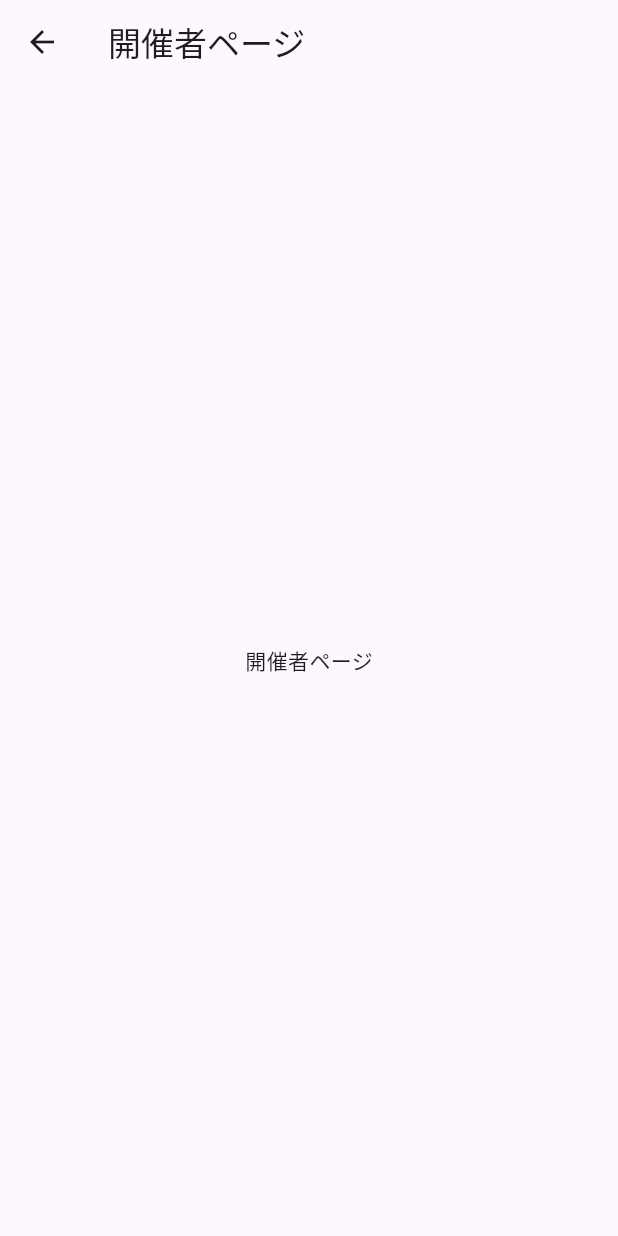
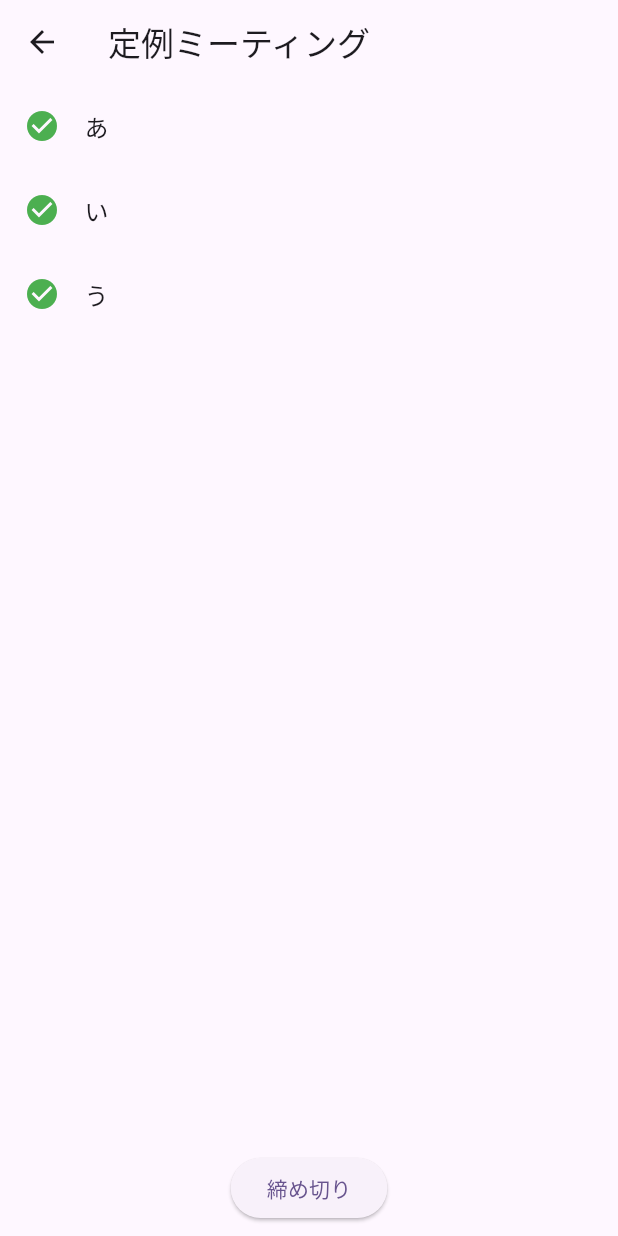
Before and after one commit to Conan-Wen/attendance_app, a Flutter app: the screen it shows after launch, after a tap on "開催者ページ", on a phone screen of 412 x 824 dp. Run offline on Flutter 3.47's test engine with Material 3 defaults, Android fonts, the phone set to English and light mode, and no system bars; our stand-ins replace device_info_plus, flutter_styled_toast; missing offline and left inert: flutter_nearby_connections; statements that could not run were skipped.

Commit message:
copy Shimons's code

```diff
--- a/lib/HostPage/main.dart
+++ b/lib/HostPage/main.dart
@@ -1,18 +1,171 @@
 import 'package:flutter/material.dart';
+import 'dart:async';
+import 'dart:convert';
+import 'dart:io';
+import 'package:device_info_plus/device_info_plus.dart';
+import 'package:flutter_styled_toast/flutter_styled_toast.dart';
+import 'package:flutter_nearby_connections/flutter_nearby_connections.dart';
 
-class HostPage extends StatelessWidget {
-  const HostPage({Key? key}) : super(key: key);
+class HostPage extends StatefulWidget {
+  final String conferenceName;
+  final List<String> participants;
+
+  const HostPage(
+      {super.key, required this.conferenceName, required this.participants});
+
+  @override
+  _HostPageState createState() => _HostPageState();
+}
+
+class _HostPageState extends State<HostPage> {
+  IconData statusIcon = Icons.check_circle;
+  Color iconColor = Colors.green;
+  List<Device> devices = [];
+  List<Device> connectedDevices = [];
+  late NearbyService nearbyService;
+  late StreamSubscription subscription;
+  late StreamSubscription receivedDataSubscription;
+
+  void _changeStatusIcon(index) {
+    setState(() {
+      if (statusIcon == Icons.highlight_off) {
+        statusIcon = Icons.check_circle_outline;
+        iconColor = Colors.green;
+      } else {
+        statusIcon = Icons.highlight_off;
+        iconColor = Colors.red;
+      }
+    });
+  }
+
+  void _registerAttendance(name, deviceId) {
+    // 出席登録の処理
+    // nameのstringがconferenceNameの中に含まれているか確認してインデックスを抽出
+    // participantsのインデックスを抽出して、そのインデックスのstatusIconを変更する
+    // nameがconferenceNameの中に含まれているか確認してインデックスを抽出
+
+    // final myController = TextEditingController();
+    int index = widget.conferenceName.indexOf(name);
+    _changeStatusIcon(index);
+    // // 出席完了メッセージを送信
+    nearbyService.sendMessage(deviceId, "出席完了");
+    // // 接続を切る
+    nearbyService.disconnectPeer(deviceID: deviceId);
+  }
+
+  void _aggregateAttendanceData() {
+    setState(() {
+      //出席情報集計処理
+      // bluetooth待ち解除
+      // nearbyService.stopAdvertisingPeer();
+      //集計結果画面遷移？？
+    });
+  }
+
+  @override
+  void initState() {
+    super.initState();
+    init();
+  }
+
+  @override
+  void dispose() {
+    subscription.cancel();
+    receivedDataSubscription.cancel();
+    nearbyService.stopBrowsingForPeers();
+    nearbyService.stopAdvertisingPeer();
+    super.dispose();
+  }
 
   @override
   Widget build(BuildContext context) {
     // TODO: implement build
     return Scaffold(
       appBar: AppBar(
-        title: const Text('開催者ページ'),
+        title: Text(widget.conferenceName),
       ),
-      body: const Center(
-        child: Text('開催者ページ'),
+      body: Column(
+        children: [
+          Expanded(
+            child: ListView.builder(
+              itemCount: widget.participants.length,
+              itemBuilder: (context, index) {
+                return ListTile(
+                  leading: Icon(statusIcon, color: iconColor),
+                  title: Text(widget.participants[index]),
+                );
+              },
+            ),
+          ),
+          Padding(
+            padding: const EdgeInsets.all(8.0),
+            child: ElevatedButton(
+              onPressed: _aggregateAttendanceData,
+              child: const Text('締め切り'),
+            ),
+          ),
+        ],
       ),
     );
   }
+
+  void init() async {
+    nearbyService = NearbyService();
+    String devInfo = '';
+    DeviceInfoPlugin deviceInfo = DeviceInfoPlugin();
+    if (Platform.isAndroid) {
+      AndroidDeviceInfo androidInfo = await deviceInfo.androidInfo;
+      devInfo = androidInfo.model;
+    }
+    if (Platform.isIOS) {
+      IosDeviceInfo iosInfo = await deviceInfo.iosInfo;
+      devInfo = iosInfo.localizedModel;
+    }
+    await nearbyService.init(
+        serviceType: 'mpconn',
+        deviceName: devInfo,
+        strategy: Strategy.P2P_STAR, // 1-to-N
+        callback: (isRunning) async {
+          if (isRunning) {
+            await nearbyService.stopAdvertisingPeer();
+            await nearbyService.stopBrowsingForPeers();
+            await Future.delayed(Duration(microseconds: 200));
+            await nearbyService.startAdvertisingPeer();
+            await nearbyService.startBrowsingForPeers();
+            // }
+          }
+        });
+    subscription =
+        nearbyService.stateChangedSubscription(callback: (devicesList) {
+      devicesList.forEach((element) {
+        print(
+            " deviceId: ${element.deviceId} | deviceName: ${element.deviceName} | state: ${element.state}");
+
+        if (Platform.isAndroid) {
+          if (element.state == SessionState.connected) {
+            nearbyService.stopBrowsingForPeers();
+          } else {
+            nearbyService.startBrowsingForPeers();
+          }
+        }
+      });
+
+      setState(() {
+        devices.clear();
+        devices.addAll(devicesList);
+        connectedDevices.clear();
+        connectedDevices.addAll(devicesList
+            .where((d) => d.state == SessionState.connected)
+            .toList());
+      });
+    });
+
+    // メッセージ（氏名）を受け取った場合の処理
+    receivedDataSubscription =
+        nearbyService.dataReceivedSubscription(callback: (data) {
+      print("dataReceivedSubscription: ${jsonEncode(data)}");
+      // data["message"]（氏名）を取り出して出席確認の処理に入る
+      _registerAttendance(data["message"], data["deviceId"]);
+    });
+  }
 }
--- a/lib/main.dart
+++ b/lib/main.dart
@@ -40,8 +40,13 @@ class MyHomePage extends StatelessWidget {
           mainAxisAlignment: MainAxisAlignment.center,
           children: <Widget>[
             ElevatedButton(
-              onPressed: () => Navigator.push(context,
-                  MaterialPageRoute(builder: (context) => const HostPage())),
+              onPressed: () => Navigator.push(
+                  context,
+                  MaterialPageRoute(
+                      builder: (context) => const HostPage(
+                            conferenceName: "定例ミーティング",
+                            participants: ["あ", "い", "う"],
+                          ))),
               child: const Text('開催者ページ'),
             ),
             ElevatedButton(
```
